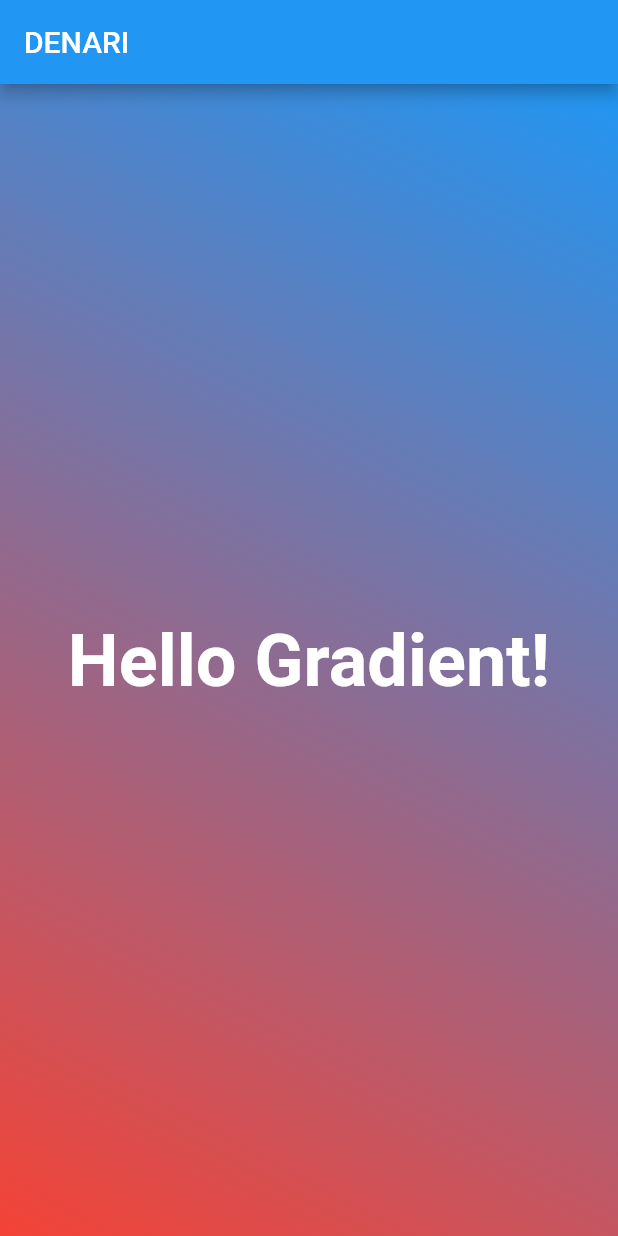
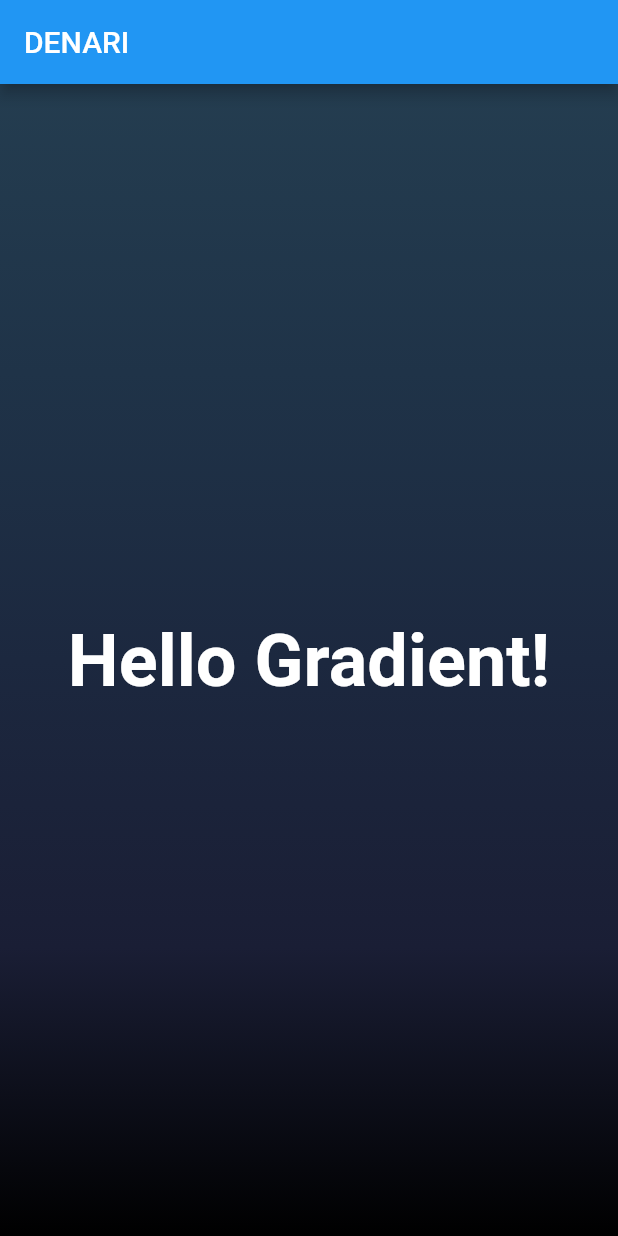
Before and after one commit to IsaacRamirez108/Flutter-Firebase_Authentication, a Flutter app: the screen it shows after launch, on a phone screen of 412 x 824 dp. Run offline on Flutter 3.47's test engine with Material 2 defaults, Android fonts, the phone set to English and light mode, and no system bars.

Commit message:
Updated Background color

```diff
--- a/lib/main.dart
+++ b/lib/main.dart
@@ -33,11 +33,26 @@ class MyHomePage extends StatelessWidget {
         child: Container(
           decoration: const BoxDecoration(
               gradient: LinearGradient(
-                begin: Alignment.topRight,
-                end: Alignment.bottomLeft,
+                begin: Alignment.topCenter,
+                end: Alignment.bottomCenter,
                 colors: [
-                  Colors.blue,
-                  Colors.red,
+                  // Color(0xFF1a1e35),
+                  // Color(0xFF1c283f),
+                  // Color(0xFF1f3348),
+                  // Color(0xFF243d50),
+                  // Color(0xFF2a4858),
+                  // Backwards
+                  Color(0xFF243d50),
+                  Color(0xFF1f3348),
+                  Color(0xFF1c283f),
+                  Color(0xFF1a1e35),
+                  Color(0xFF000000),
+                  // 0xFF1a1e35
+                  // 0xFF1c283f
+                  // 0xFF1f3348
+                  // 0xFF243d50
+                  // 0xFF2a4858
+
                 ],
               )
           ),
```
